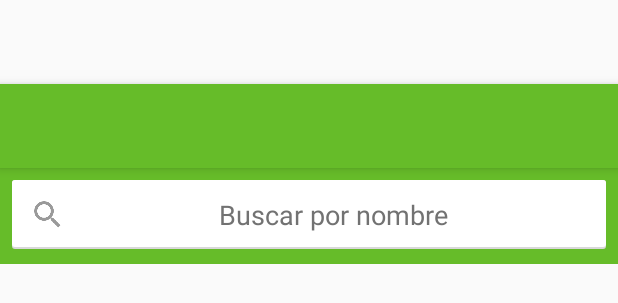
After one commit to luisrodean/UpiicsaMath, an Android app: the layout activity_busqueda_horario.xml on its own in the app's theme, with its tools: preview values and no code run, on a phone screen of 412 x 824 dp. The commit adds this screen. Shown: the top 303 px of the screen. Run offline under Robolectric (Android 15) with nearby library versions, the phone set to English and light mode, and no system bars.

Commit message:
activity busqueda

```diff
--- a/app/src/main/java/com/belu/upiicsamath/tool/Constante.java
+++ b/app/src/main/java/com/belu/upiicsamath/tool/Constante.java
@@ -18,7 +18,7 @@ public class Constante {
     /**
      * URLs de Web Service
      */
-    public static final String OBTENER_USUARIO_POR_ID = "http://" + URL + FOLDER + "obtener_alumno_por_id.php";
+    public static final String GET_HORARIO = "http://" + URL + FOLDER + "get_horario.php";
     public static final String VALIDAR_LOGIN_USUARIO = "http://" + URL + FOLDER + "validar_login_usuario.php";
 
 }
--- /dev/null
+++ b/app/src/main/res/layout/activity_busqueda_horario.xml
@@ -0,0 +1,26 @@
+<?xml version="1.0" encoding="utf-8"?>
+<android.support.design.widget.CoordinatorLayout xmlns:android="http://schemas.android.com/apk/res/android"
+    xmlns:app="http://schemas.android.com/apk/res-auto"
+    xmlns:tools="http://schemas.android.com/tools"
+    android:layout_width="match_parent"
+    android:layout_height="match_parent"
+    android:fitsSystemWindows="true"
+    tools:context="com.belu.upiicsamath.ui.activity.BusquedaHorario">
+
+    <android.support.design.widget.AppBarLayout
+        android:layout_width="match_parent"
+        android:layout_height="wrap_content"
+        android:theme="@style/AppTheme.AppBarOverlay">
+
+        <android.support.v7.widget.Toolbar
+            android:id="@+id/toolbar"
+            android:layout_width="match_parent"
+            android:layout_height="?attr/actionBarSize"
+            android:background="?attr/colorPrimary"
+            app:popupTheme="@style/AppTheme.PopupOverlay" />
+
+    </android.support.design.widget.AppBarLayout>
+
+    <include layout="@layout/content_busqueda_horario" />
+
+</android.support.design.widget.CoordinatorLayout>
--- /dev/null
+++ b/app/src/main/res/layout/content_busqueda_horario.xml
@@ -0,0 +1,46 @@
+<?xml version="1.0" encoding="utf-8"?>
+<RelativeLayout xmlns:android="http://schemas.android.com/apk/res/android"
+    xmlns:app="http://schemas.android.com/apk/res-auto"
+    xmlns:tools="http://schemas.android.com/tools"
+    android:layout_width="match_parent"
+    android:layout_height="match_parent"
+    app:layout_behavior="@string/appbar_scrolling_view_behavior"
+    tools:context="com.belu.upiicsamath.ui.activity.BusquedaHorario"
+    tools:showIn="@layout/activity_busqueda_horario">
+
+    <LinearLayout
+        android:layout_width="match_parent"
+        android:layout_height="wrap_content"
+        android:background="@color/colorPrimary"
+        android:paddingBottom="10dp"
+        android:paddingLeft="8dp"
+        android:paddingRight="8dp"
+        android:paddingTop="8dp">
+
+        <LinearLayout
+            android:layout_width="match_parent"
+            android:layout_height="wrap_content"
+            android:background="@drawable/layout_background"
+            android:orientation="vertical"
+            android:padding="8dp">
+
+            <EditText
+                android:id="@+id/edit_text_catalogo_search"
+                style="@style/Widget.EditText.Custom"
+                android:layout_width="match_parent"
+                android:layout_height="30dp"
+                android:layout_gravity="center_horizontal"
+                android:background="@color/white"
+                android:drawableLeft="@mipmap/ic_search"
+                android:ems="10"
+                android:gravity="center"
+                android:hint="@string/catalog_search_hit"
+                android:inputType="textEmailAddress"
+                android:textSize="18sp" />
+
+        </LinearLayout>
+    </LinearLayout>
+
+
+
+</RelativeLayout>
--- a/app/src/main/res/values/strings.xml
+++ b/app/src/main/res/values/strings.xml
@@ -86,6 +86,7 @@
     <!-- Strings related to login -->
     <string name="tv_loging_bienvenida">Bienvenido</string>
     <string name="btn_loging_bienvenida_finalizar">Finalizar</string>
+    <string name="title_activity_busqueda_horario">Busqueda Horario</string>
 
 
 </resources>
```
Also changed, not shown: app/src/main/AndroidManifest.xml (+9 -3 lines), app/src/main/java/com/belu/upiicsamath/ui/activity/BusquedaHorario.java (added, +145 -0 lines), app/src/main/java/com/belu/upiicsamath/ui/activity/Principal.java (+8 -1 lines), app/src/main/java/com/belu/upiicsamath/ui/fragment/FragmentHorario.java (+18 -102 lines), app/src/main/java/com/belu/upiicsamath/web/ParserJSONObject.java (added, +135 -0 lines), app/src/main/res/layout/activity_principal.xml (+3 -4 lines), app/src/main/res/layout/fragment_horario.xml (+12 -35 lines), 1 other file.
